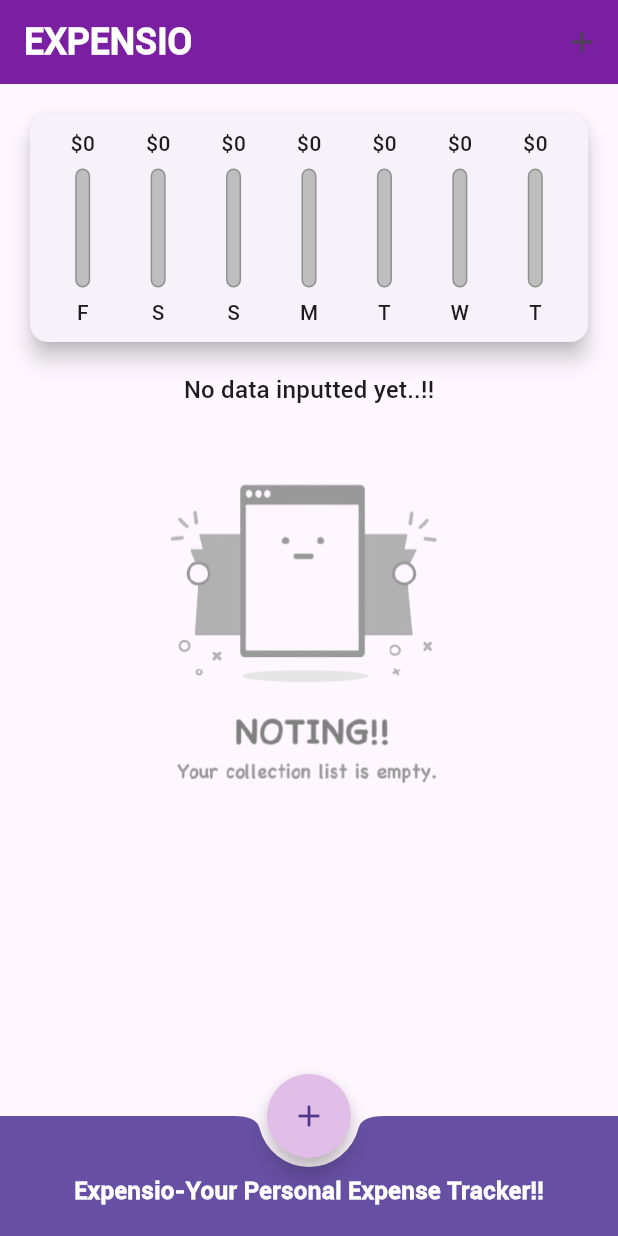
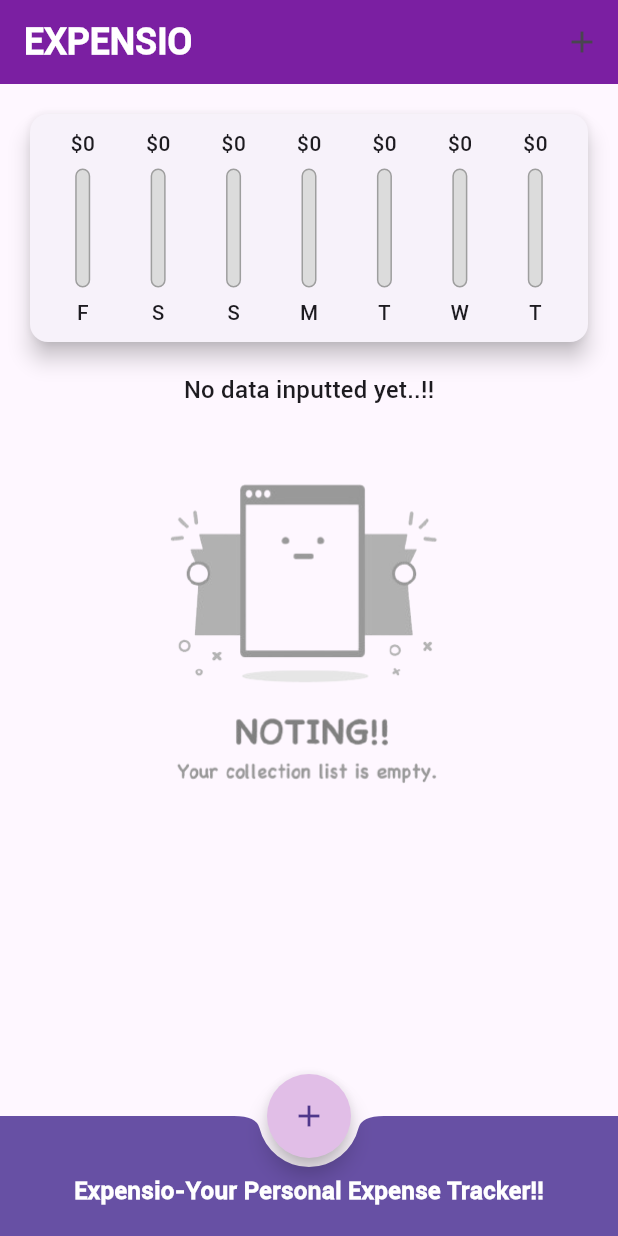
Before and after one commit to Pratyush-who/Expensio, a Flutter app: the screen it shows after launch, on a phone screen of 412 x 824 dp. Run offline on Flutter 3.47's test engine with Material 3 defaults, Android fonts, the phone set to English and light mode, and no system bars; Roboto replaces fonts that are missing (OldLondon, Roboto-Medium).

Commit message:
Something that i forgot

```diff
--- a/lib/main.dart
+++ b/lib/main.dart
@@ -7,7 +7,7 @@ import 'widget/transaction_list.dart';
 
 void main() {
   WidgetsFlutterBinding.ensureInitialized();
-    SystemChrome.setPreferredOrientations([
+  SystemChrome.setPreferredOrientations([
     DeviceOrientation.portraitUp,
     DeviceOrientation.portraitDown,
   ]);
--- a/lib/widget/chart_bar.dart
+++ b/lib/widget/chart_bar.dart
@@ -1,41 +1,38 @@
 import 'package:flutter/material.dart';
-import 'package:flutter/rendering.dart';
 
 class ChartBar extends StatelessWidget {
   final String label;
   final double singleAmount;
   final double spendingPctOfTotal;
 
-  ChartBar(this.label, this.singleAmount, this.spendingPctOfTotal);
+  const ChartBar(this.label, this.singleAmount, this.spendingPctOfTotal, {Key? key}) : super(key: key);
 
   @override
   Widget build(BuildContext context) {
     return LayoutBuilder(
-      builder: (ctx, Constraints) {
+      builder: (ctx, constraints) {
         return Column(
           children: [
             Container(
-              height: Constraints.maxHeight * .15,
+              height: constraints.maxHeight * 0.15,
               child: FittedBox(
                 child: Text('\$${singleAmount.toStringAsFixed(0)}'),
               ),
             ),
             SizedBox(
-              height: Constraints.maxHeight * .05,
+              height: constraints.maxHeight * 0.05,
             ),
             Container(
-              height: Constraints.maxHeight * .6,
+              height: constraints.maxHeight * 0.6,
               width: 10,
               child: Stack(
                 alignment: Alignment.bottomCenter,
                 children: [
                   Container(
                     decoration: BoxDecoration(
-                      border: Border.all(
-                          color: const Color.fromARGB(255, 144, 144, 144),
-                          width: 1.0),
-                      color: Color.fromRGBO(190, 190, 190, 1),
-                      borderRadius: BorderRadius.circular(13),
+                      border: Border.all(color: Colors.grey, width: 1.0),
+                      color: const Color.fromRGBO(220, 220, 220, 1),
+                      borderRadius: BorderRadius.circular(10),
                     ),
                   ),
                   FractionallySizedBox(
@@ -51,11 +48,14 @@ class ChartBar extends StatelessWidget {
               ),
             ),
             SizedBox(
-              height: Constraints.maxHeight * .05,
+              height: constraints.maxHeight * 0.05,
             ),
             Container(
-                height: Constraints.maxHeight * .15,
-                child: FittedBox(child: Text(label),),),
+              height: constraints.maxHeight * 0.15,
+              child: FittedBox(
+                child: Text(label),
+              ),
+            ),
           ],
         );
       },
```
